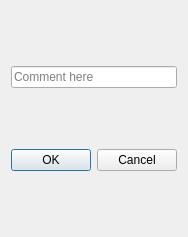
The window that ui_templates/mbc_edit.ui (o-murphy/archer_ballistics_constructor) describes before a commit, drawn with Qt 5.
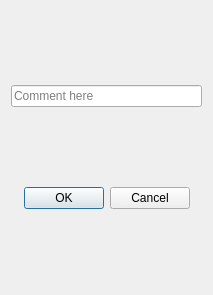
The same window after the commit.

Patch:
```diff
--- a/ui_templates/mbc_edit.ui
+++ b/ui_templates/mbc_edit.ui
@@ -6,8 +6,8 @@
    <rect>
     <x>0</x>
     <y>0</y>
-    <width>174</width>
-    <height>237</height>
+    <width>213</width>
+    <height>295</height>
    </rect>
   </property>
   <property name="windowTitle">
```
